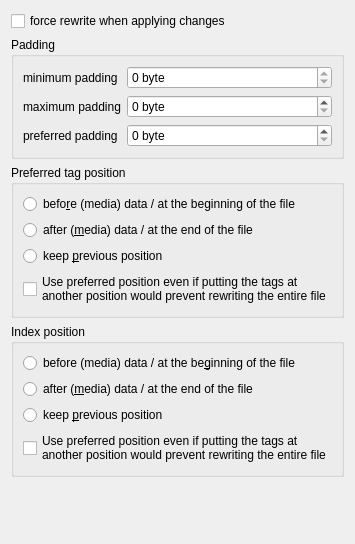
This is gui/filelayout.ui in Martchus/tageditor as Qt 5 draws it before an edit. The edited form follows.
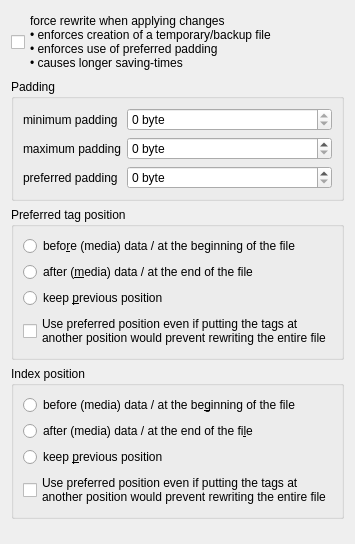
This is the edited form. Custom widgets are drawn as their Qt base class.

Diff of the .ui file:
```diff
--- a/gui/filelayout.ui
+++ b/gui/filelayout.ui
@@ -26,7 +26,10 @@
    <item>
     <widget class="QCheckBox" name="forceRewriteCheckBox">
      <property name="text">
-      <string>force rewrite when applying changes</string>
+      <string>force rewrite when applying changes
+• enforces creation of a temporary/backup file
+• enforces use of preferred padding
+• causes longer saving-times</string>
      </property>
     </widget>
    </item>
@@ -196,7 +199,7 @@
       <item>
        <widget class="QRadioButton" name="indexPosAfterDataRadioButton">
         <property name="text">
-         <string>after (&amp;media) data / at the end of the file</string>
+         <string>after (media) data / at the end of the fi&amp;le</string>
         </property>
        </widget>
       </item>
```
